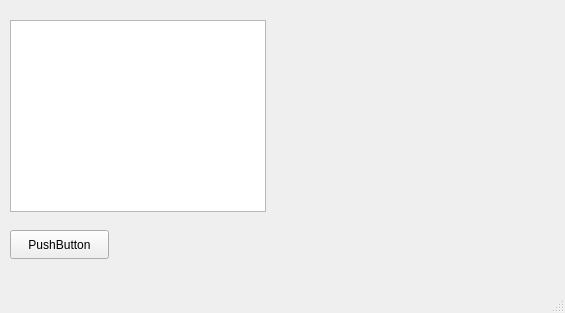
First picture: the form in ane_prototype/test.ui, repository celidos/ANE, before the edit.
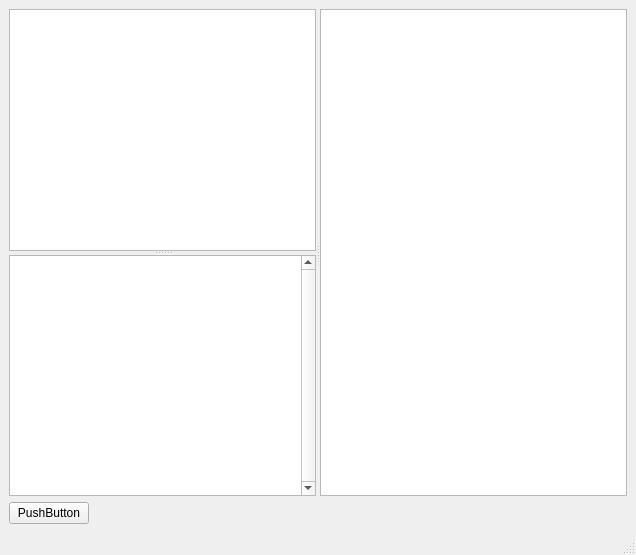
Second picture: the form after the edit.

Commit message: Added mutiple links, multiple page loads, improved GUI

Patch:
```diff
--- a/ane_prototype/test.ui
+++ b/ane_prototype/test.ui
@@ -6,37 +6,65 @@
    <rect>
     <x>0</x>
     <y>0</y>
-    <width>565</width>
-    <height>313</height>
+    <width>636</width>
+    <height>555</height>
    </rect>
   </property>
   <property name="windowTitle">
    <string>MainWindow</string>
   </property>
   <widget class="QWidget" name="centralwidget">
-   <widget class="QPushButton" name="btnBrowse">
-    <property name="geometry">
-     <rect>
-      <x>10</x>
-      <y>230</y>
-      <width>99</width>
-      <height>29</height>
-     </rect>
-    </property>
-    <property name="text">
-     <string>PushButton</string>
-    </property>
-   </widget>
-   <widget class="QListWidget" name="listWidget">
-    <property name="geometry">
-     <rect>
-      <x>10</x>
-      <y>20</y>
-      <width>256</width>
-      <height>192</height>
-     </rect>
-    </property>
-   </widget>
+   <layout class="QVBoxLayout" name="verticalLayout_2">
+    <item>
+     <widget class="QSplitter" name="splitter_2">
+      <property name="orientation">
+       <enum>Qt::Horizontal</enum>
+      </property>
+      <widget class="QWidget" name="verticalLayoutWidget">
+       <layout class="QVBoxLayout" name="verticalLayout">
+        <item>
+         <widget class="QSplitter" name="splitter">
+          <property name="orientation">
+           <enum>Qt::Vertical</enum>
+          </property>
+          <widget class="QListWidget" name="listWidget"/>
+          <widget class="QListWidget" name="listWidget_2">
+           <property name="verticalScrollBarPolicy">
+            <enum>Qt::ScrollBarAlwaysOn</enum>
+           </property>
+          </widget>
+         </widget>
+        </item>
+       </layout>
+      </widget>
+      <widget class="QTableView" name="tableView"/>
+     </widget>
+    </item>
+    <item>
+     <layout class="QHBoxLayout" name="horizontalLayout">
+      <item>
+       <widget class="QPushButton" name="btnBrowse">
+        <property name="text">
+         <string>PushButton</string>
+        </property>
+       </widget>
+      </item>
+      <item>
+       <spacer name="horizontalSpacer">
+        <property name="orientation">
+         <enum>Qt::Horizontal</enum>
+        </property>
+        <property name="sizeHint" stdset="0">
+         <size>
+          <width>40</width>
+          <height>20</height>
+         </size>
+        </property>
+       </spacer>
+      </item>
+     </layout>
+    </item>
+   </layout>
   </widget>
   <widget class="QMenuBar" name="menubar">
    <property name="geometry">
```
Left out of the diff: 2 changed lines with no effect on the pictures. The commit also changes 6 other files.
